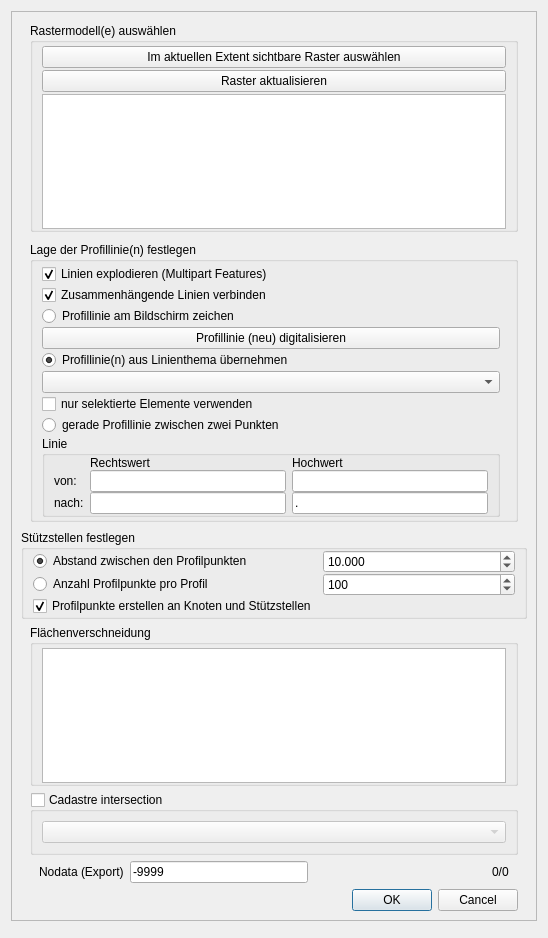
Above: VoGisProfilTool/ui/ui_vogisprofiltoolmain.ui from BergWerkGIS/VoGIS-Profil-Tool before the change. Below: the same form after it.
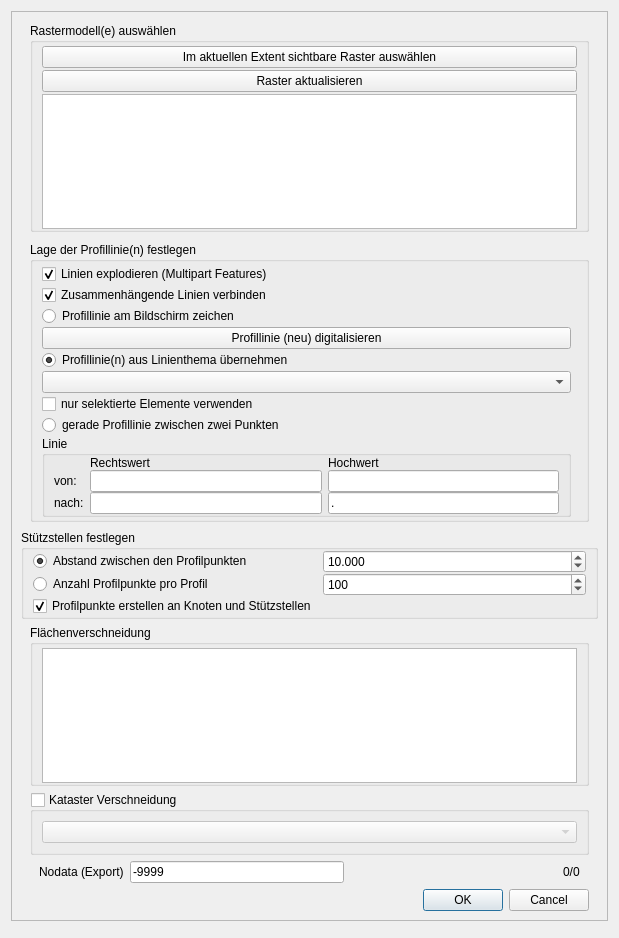
That is the form after the change.

Diff of the .ui file:
```diff
--- a/VoGisProfilTool/ui/ui_vogisprofiltoolmain.ui
+++ b/VoGisProfilTool/ui/ui_vogisprofiltoolmain.ui
@@ -6,7 +6,7 @@
    <rect>
     <x>0</x>
     <y>0</y>
-    <width>548</width>
+    <width>619</width>
     <height>938</height>
    </rect>
   </property>
@@ -30,7 +30,7 @@
        <rect>
         <x>0</x>
         <y>0</y>
-        <width>526</width>
+        <width>597</width>
         <height>910</height>
        </rect>
       </property>
@@ -450,7 +450,7 @@
           <item row="1" column="0">
            <widget class="QGroupBox" name="grpCadastre">
             <property name="title">
-             <string>Cadastre intersection</string>
+             <string>Kataster Verschneidung</string>
             </property>
             <property name="checkable">
              <bool>true</bool>
```
